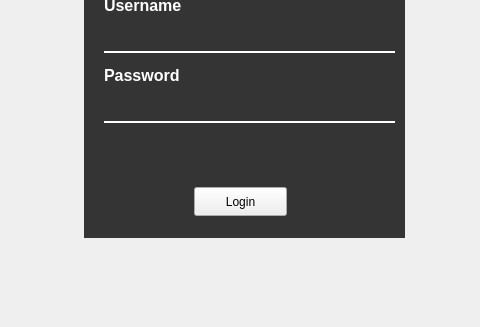
kareemelramly/Library-Management-System, file login.ui: the form before one commit; both pictures show x 176 to 656 and y 273 to 600 of the 800 by 600 pixel window.
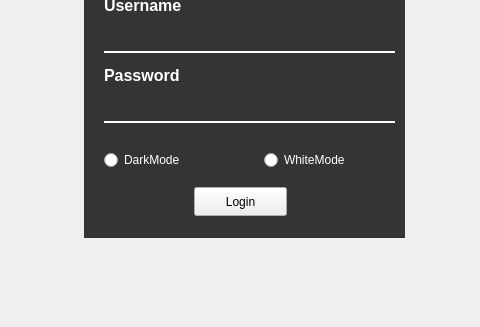
The form after the commit. Icons and pictures are not drawn.

The edit to the form file:
```diff
--- a/login.ui
+++ b/login.ui
@@ -193,6 +193,38 @@
       <string>Login</string>
      </property>
     </widget>
+    <widget class="QRadioButton" name="radioButton">
+     <property name="geometry">
+      <rect>
+       <x>40</x>
+       <y>300</y>
+       <width>112</width>
+       <height>26</height>
+      </rect>
+     </property>
+     <property name="styleSheet">
+      <string notr="true">QRadioButton { color: white; }</string>
+     </property>
+     <property name="text">
+      <string>DarkMode</string>
+     </property>
+    </widget>
+    <widget class="QRadioButton" name="radioButton_2">
+     <property name="geometry">
+      <rect>
+       <x>200</x>
+       <y>300</y>
+       <width>112</width>
+       <height>26</height>
+      </rect>
+     </property>
+     <property name="styleSheet">
+      <string notr="true">QRadioButton { color: white; }</string>
+     </property>
+     <property name="text">
+      <string>WhiteMode</string>
+     </property>
+    </widget>
     <zorder>labelBehindText</zorder>
     <zorder>label_login_page</zorder>
     <zorder>usernameEdit</zorder>
@@ -200,6 +232,8 @@
     <zorder>Password_label</zorder>
     <zorder>passwordEdit</zorder>
     <zorder>loginButton</zorder>
+    <zorder>radioButton</zorder>
+    <zorder>radioButton_2</zorder>
    </widget>
   </widget>
   <widget class="QMenuBar" name="menubar">
@@ -208,7 +242,7 @@
      <x>0</x>
      <y>0</y>
      <width>800</width>
-     <height>26</height>
+     <height>25</height>
     </rect>
    </property>
   </widget>
```
